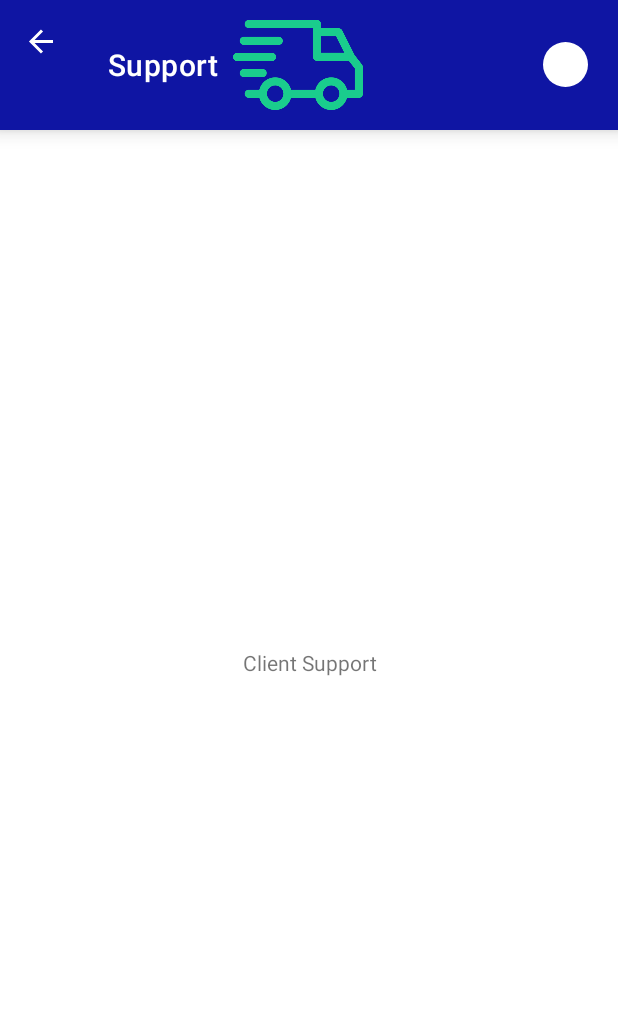
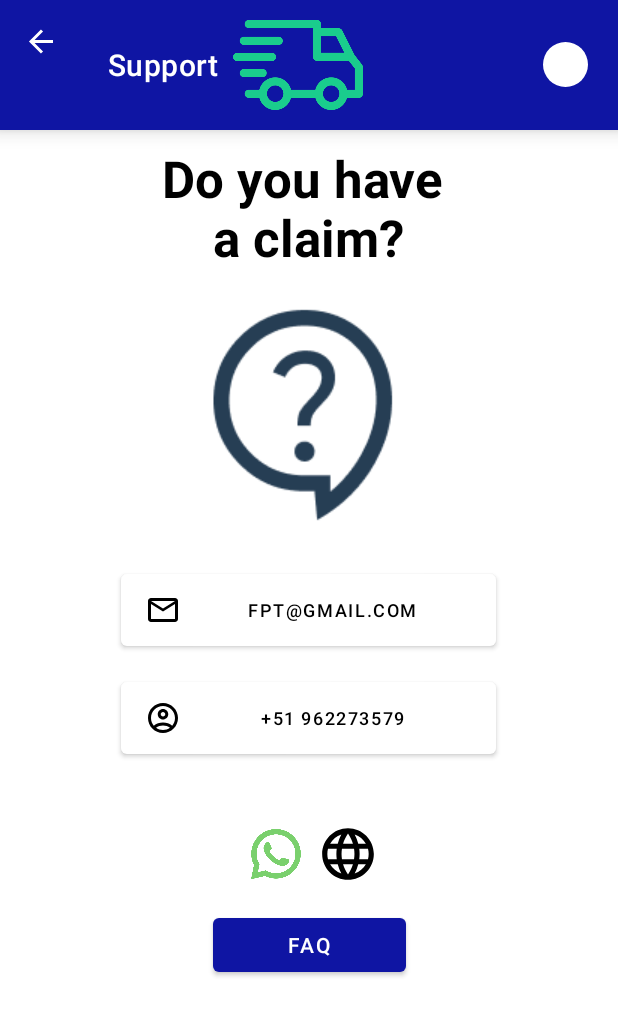
Before and after one commit to Tech-Company-SW52/mobile-applications, an Android app: the ClientSupportFragment screen opened through its navigation route, on a phone screen of 412 x 824 dp. Shown: the top 1016 px of the screen. Run offline under Robolectric (Android 15) with nearby library versions, the phone set to English and light mode, and no system bars; our stand-ins replace navigation-ui; 2 statements that could not run were skipped.

Commit message:
feat(support): support design and faq added

```diff
--- a/app/src/main/java/com/fastporte/controller/fragments/ClientFragments/ClientSupportFragment.kt
+++ b/app/src/main/java/com/fastporte/controller/fragments/ClientFragments/ClientSupportFragment.kt
@@ -1,20 +1,53 @@
 package com.fastporte.controller.fragments.ClientFragments
 
+import android.content.Intent
+import android.net.Uri
 import android.os.Bundle
 import androidx.fragment.app.Fragment
 import android.view.LayoutInflater
 import android.view.View
 import android.view.ViewGroup
+import android.widget.Button
+import android.widget.ImageView
+import androidx.navigation.fragment.findNavController
 import com.fastporte.R
+import com.fastporte.controller.fragments.Faq.FaqFragment
 
 class ClientSupportFragment : Fragment() {
 
     override fun onCreateView(
         inflater: LayoutInflater, container: ViewGroup?,
         savedInstanceState: Bundle?
-    ): View? {
+    ): View {
         // Inflate the layout for this fragment
-        return inflater.inflate(R.layout.fragment_client_support, container, false)
+        val view: View = inflater.inflate(R.layout.fragment_client_support, container, false)
+
+        val ivWebSite = view.findViewById<ImageView>(R.id.ivWebSite)
+        val ivWhatsapp = view.findViewById<ImageView>(R.id.ivWhatsapp)
+        val btFaq = view.findViewById<Button>(R.id.btFAQ)
+
+        //Llevarme a un sitio web al hacer click en la imagen de la web
+        ivWebSite.setOnClickListener {
+            val url = "https://tech-company-sw52.github.io/landing-page/" // Reemplaza con el URL del sitio web externo
+            val intent = Intent(Intent.ACTION_VIEW, Uri.parse(url))
+            startActivity(intent)
+        }
+
+        ivWhatsapp.setOnClickListener {
+            val url = "https://wa.me/51981273313" // Reemplaza con el URL del sitio web externo
+            val intent = Intent(Intent.ACTION_VIEW, Uri.parse(url))
+            startActivity(intent)
+        }
+
+        btFaq.setOnClickListener {
+            //Al hacer click me lleva al fragment fragment_faq.xml
+            val navController = findNavController()
+
+            navController.navigate(R.id.id_client_faq_fragment)
+
+        }
+
+        return view
     }
 
 }
--- /dev/null
+++ b/app/src/main/res/drawable/baseline_email_24.xml
@@ -0,0 +1,5 @@
+<vector android:height="24dp" android:tint="#000000"
+    android:viewportHeight="24" android:viewportWidth="24"
+    android:width="24dp" xmlns:android="http://schemas.android.com/apk/res/android">
+    <path android:fillColor="@android:color/white" android:pathData="M20,4L4,4c-1.1,0 -1.99,0.9 -1.99,2L2,18c0,1.1 0.9,2 2,2h16c1.1,0 2,-0.9 2,-2L22,6c0,-1.1 -0.9,-2 -2,-2zM20,8l-8,5 -8,-5L4,6l8,5 8,-5v2z"/>
+</vector>
--- /dev/null
+++ b/app/src/main/res/drawable/baseline_language_24.xml
@@ -0,0 +1,5 @@
+<vector android:height="24dp" android:tint="#000000"
+    android:viewportHeight="24" android:viewportWidth="24"
+    android:width="24dp" xmlns:android="http://schemas.android.com/apk/res/android">
+    <path android:fillColor="@android:color/white" android:pathData="M11.99,2C6.47,2 2,6.48 2,12s4.47,10 9.99,10C17.52,22 22,17.52 22,12S17.52,2 11.99,2zM18.92,8h-2.95c-0.32,-1.25 -0.78,-2.45 -1.38,-3.56 1.84,0.63 3.37,1.91 4.33,3.56zM12,4.04c0.83,1.2 1.48,2.53 1.91,3.96h-3.82c0.43,-1.43 1.08,-2.76 1.91,-3.96zM4.26,14C4.1,13.36 4,12.69 4,12s0.1,-1.36 0.26,-2h3.38c-0.08,0.66 -0.14,1.32 -0.14,2 0,0.68 0.06,1.34 0.14,2L4.26,14zM5.08,16h2.95c0.32,1.25 0.78,2.45 1.38,3.56 -1.84,-0.63 -3.37,-1.9 -4.33,-3.56zM8.03,8L5.08,8c0.96,-1.66 2.49,-2.93 4.33,-3.56C8.81,5.55 8.35,6.75 8.03,8zM12,19.96c-0.83,-1.2 -1.48,-2.53 -1.91,-3.96h3.82c-0.43,1.43 -1.08,2.76 -1.91,3.96zM14.34,14L9.66,14c-0.09,-0.66 -0.16,-1.32 -0.16,-2 0,-0.68 0.07,-1.35 0.16,-2h4.68c0.09,0.65 0.16,1.32 0.16,2 0,0.68 -0.07,1.34 -0.16,2zM14.59,19.56c0.6,-1.11 1.06,-2.31 1.38,-3.56h2.95c-0.96,1.65 -2.49,2.93 -4.33,3.56zM16.36,14c0.08,-0.66 0.14,-1.32 0.14,-2 0,-0.68 -0.06,-1.34 -0.14,-2h3.38c0.16,0.64 0.26,1.31 0.26,2s-0.1,1.36 -0.26,2h-3.38z"/>
+</vector>
--- a/app/src/main/res/layout/fragment_client_support.xml
+++ b/app/src/main/res/layout/fragment_client_support.xml
@@ -1,16 +1,113 @@
 <?xml version="1.0" encoding="utf-8"?>
-<FrameLayout xmlns:android="http://schemas.android.com/apk/res/android"
+<androidx.constraintlayout.widget.ConstraintLayout xmlns:android="http://schemas.android.com/apk/res/android"
+    xmlns:app="http://schemas.android.com/apk/res-auto"
     xmlns:tools="http://schemas.android.com/tools"
+    android:id="@+id/flSupportContainer"
     android:layout_width="match_parent"
     android:layout_height="match_parent"
-    tools:context=".controller.fragments.ClientFragments.ClientSupportFragment"
-    android:layout_marginTop="60dp">
+    android:layout_marginTop="60dp"
+    tools:context=".controller.fragments.ClientFragments.ClientSupportFragment">
 
     <!-- TODO: Update blank fragment layout -->
+
     <TextView
-        android:layout_width="match_parent"
-        android:layout_height="match_parent"
-        android:text="Client Support"
-        android:gravity="center" />
+        android:id="@+id/textView2"
+        android:layout_width="wrap_content"
+        android:layout_height="wrap_content"
+        android:layout_marginTop="36dp"
+        android:gravity="center"
+        android:text="Do you have \na claim?"
+        android:textColor="#000000"
+        android:textSize="34sp"
+        android:textStyle="bold"
+        app:layout_constraintEnd_toEndOf="parent"
+        app:layout_constraintHorizontal_bias="0.497"
+        app:layout_constraintStart_toStartOf="parent"
+        app:layout_constraintTop_toTopOf="parent" />
 
-</FrameLayout>
+    <ImageView
+        android:id="@+id/ivMainSupport"
+        android:layout_width="wrap_content"
+        android:layout_height="wrap_content"
+        android:layout_marginTop="12dp"
+        android:src="@drawable/support"
+        app:layout_constraintEnd_toEndOf="parent"
+        app:layout_constraintHorizontal_bias="0.497"
+        app:layout_constraintStart_toStartOf="parent"
+        app:layout_constraintTop_toBottomOf="@+id/textView2" />
+
+    <Button
+        android:id="@+id/btEmailSupport"
+        android:layout_width="250dp"
+        android:layout_height="60dp"
+        android:layout_marginTop="16dp"
+        android:clickable="false"
+        android:contextClickable="false"
+        android:drawableLeft="@drawable/outline_email_24"
+        android:drawablePadding="10dp"
+        android:text="fpt@gmail.com"
+        android:textColor="#000000"
+        android:textSize="12sp"
+        android:theme="@style/CustomButtonTextInformation"
+        app:layout_constraintEnd_toEndOf="parent"
+        app:layout_constraintHorizontal_bias="0.497"
+        app:layout_constraintStart_toStartOf="parent"
+        app:layout_constraintTop_toBottomOf="@+id/ivMainSupport" />
+
+    <Button
+        android:id="@+id/btPhoneSupport"
+        android:layout_width="250dp"
+        android:layout_height="60dp"
+        android:layout_marginTop="12dp"
+        android:clickable="false"
+        android:contextClickable="false"
+        android:drawableLeft="@drawable/outline_account_circle_24"
+        android:text="+51 962273579"
+        android:textColor="#000000"
+        android:textSize="12sp"
+        android:theme="@style/CustomButtonTextInformation"
+        app:layout_constraintEnd_toEndOf="parent"
+        app:layout_constraintHorizontal_bias="0.497"
+        app:layout_constraintStart_toStartOf="parent"
+        app:layout_constraintTop_toBottomOf="@+id/btEmailSupport" />
+
+    <ImageView
+        android:id="@+id/ivWhatsapp"
+        android:layout_width="48dp"
+        android:layout_height="41dp"
+        android:layout_marginStart="160dp"
+        android:layout_marginTop="40dp"
+        android:cropToPadding="true"
+        android:padding="4dp"
+        android:src="@drawable/whatsapp"
+        app:layout_constraintStart_toStartOf="parent"
+        app:layout_constraintTop_toBottomOf="@+id/btPhoneSupport"
+        app:srcCompat="@drawable/whatsapp" />
+
+    <Button
+        android:id="@+id/btFAQ"
+        android:layout_width="wrap_content"
+        android:layout_height="wrap_content"
+        android:layout_marginTop="16dp"
+        android:paddingLeft="50dp"
+        android:paddingRight="50dp"
+        android:text="FAQ"
+        app:layout_constraintBottom_toBottomOf="parent"
+        app:layout_constraintEnd_toEndOf="parent"
+        app:layout_constraintStart_toStartOf="parent"
+        app:layout_constraintTop_toBottomOf="@+id/ivWebSite"
+        app:layout_constraintVertical_bias="0.0" />
+
+    <ImageView
+        android:id="@+id/ivWebSite"
+        android:layout_width="48dp"
+        android:layout_height="41dp"
+        android:layout_marginTop="40dp"
+        android:src="@drawable/baseline_language_24"
+        app:layout_constraintEnd_toEndOf="parent"
+        app:layout_constraintHorizontal_bias="0.0"
+        app:layout_constraintStart_toEndOf="@+id/ivWhatsapp"
+        app:layout_constraintTop_toBottomOf="@+id/btPhoneSupport" />
+
+
+</androidx.constraintlayout.widget.ConstraintLayout>
--- a/app/src/main/res/navigation/client_nav_graph.xml
+++ b/app/src/main/res/navigation/client_nav_graph.xml
@@ -28,5 +28,15 @@
         android:id="@+id/id_client_support_fragment"
         android:name="com.fastporte.controller.fragments.ClientFragments.ClientSupportFragment"
         android:label="Support"
-        tools:layout="@layout/fragment_client_support" />
+        tools:layout="@layout/fragment_client_support" >
+        <action
+            android:id="@+id/action_id_client_support_fragment_to_id_client_faq_fragment"
+            app:destination="@id/id_client_faq_fragment" />
+    </fragment>
+
+    <fragment
+        android:id="@+id/id_client_faq_fragment"
+        android:name="com.fastporte.controller.fragments.Faq.FaqFragment"
+        android:label="FAQ"
+        tools:layout="@layout/fragment_faq" />
 </navigation>
--- /dev/null
+++ b/app/src/main/res/values/ids.xml
@@ -0,0 +1,4 @@
+<?xml version="1.0" encoding="utf-8"?>
+<resources>
+    <item name="action_id_carrier_support_fragment_to_id_client_faq_fragment" type="id" />
+</resources>
```
Also changed, not shown: app/src/main/java/com/fastporte/controller/fragments/Faq/FaqAdapter.kt (added, +34 -0 lines), app/src/main/java/com/fastporte/controller/fragments/Faq/FaqFragment.kt (added, +75 -0 lines), app/src/main/java/com/fastporte/models/Faq.kt (added, +7 -0 lines), app/src/main/res/layout/fragment_faq.xml (added, +38 -0 lines), app/src/main/res/layout/prototype_faq.xml (added, +41 -0 lines), app/src/main/res/navigation/carrier_nav_graph.xml (+14 -2 lines), app/src/main/res/drawable/facebook.png (added), app/src/main/res/drawable/instagram.png (added), app/src/main/res/drawable/support.png (added), app/src/main/res/drawable/whatsapp.png (added).
